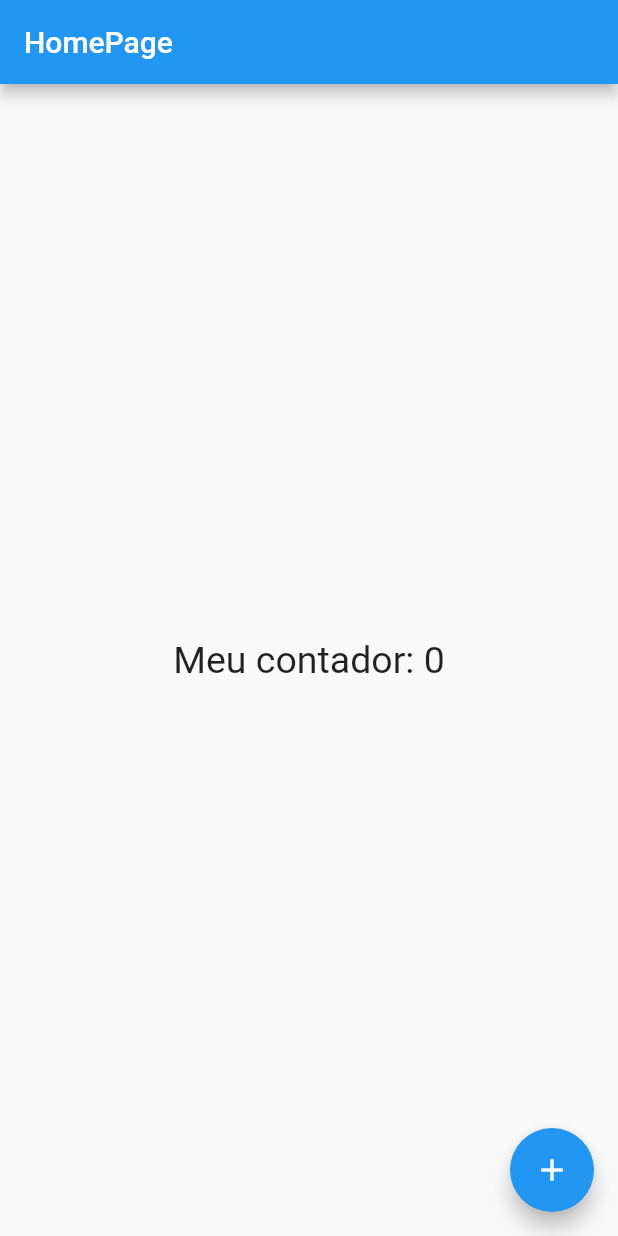
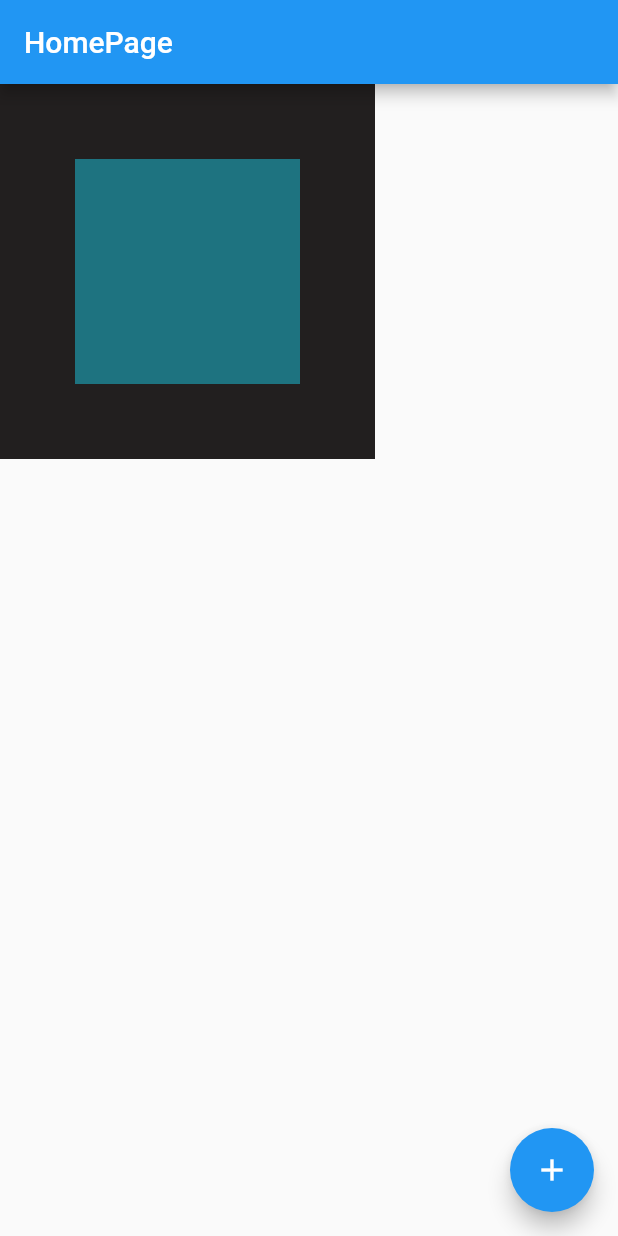
Before and after one commit to PedrodoDivino/Curso_flutter, a Flutter app: the screen it shows after launch, on a phone screen of 412 x 824 dp. Run offline on Flutter 3.47's test engine with Material 2 defaults, Android fonts, the phone set to English and light mode, and no system bars.

```diff
--- a/lib/home_page.dart
+++ b/lib/home_page.dart
@@ -16,16 +16,19 @@ class HomePageState extends State<HomePage> {
       appBar: AppBar(
         title: const Text('HomePage'),
       ),
-      body: Center(
-        child: GestureDetector(
-          child: Text(
-            'Meu contador: $counter',
-            style: const TextStyle(fontSize: 25),
+      body: Container(
+        width: 250,
+        height: 250,
+        color: Color.fromARGB(255, 34, 31, 31),
+        child: Center(
+          child: Container(
+            width: 150,
+            height: 150,
+            color: Color.fromARGB(255, 30, 115, 128),
           ),
-          onTap: () {},
         ),
       ),
-         floatingActionButton: FloatingActionButton(
+      floatingActionButton: FloatingActionButton(
         child: const Icon(Icons.add),
         onPressed: () {
           setState(() {
```
